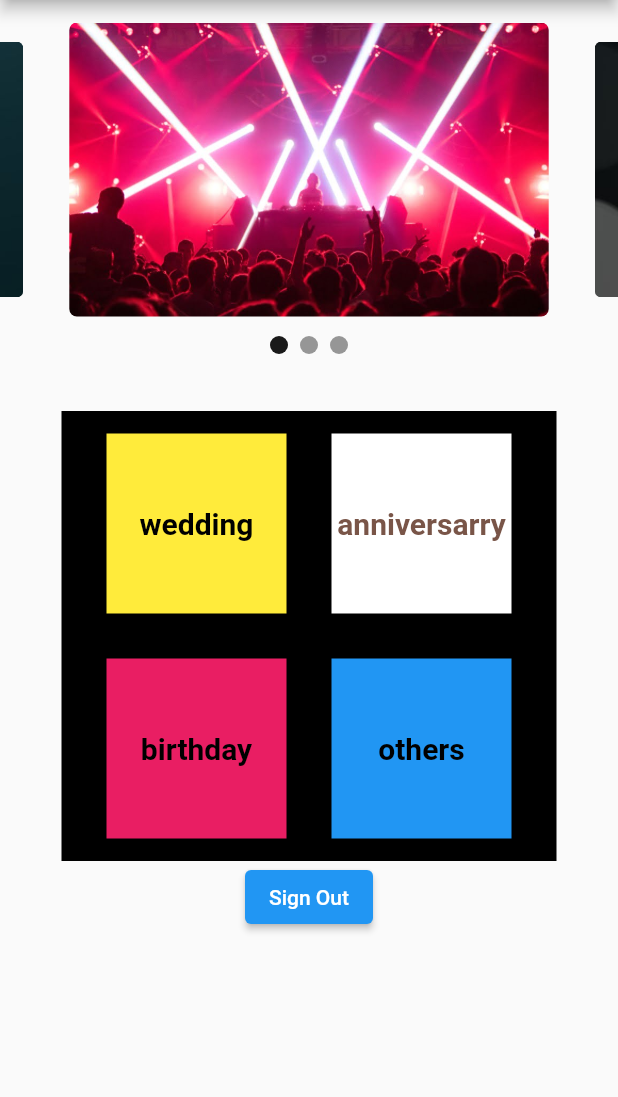
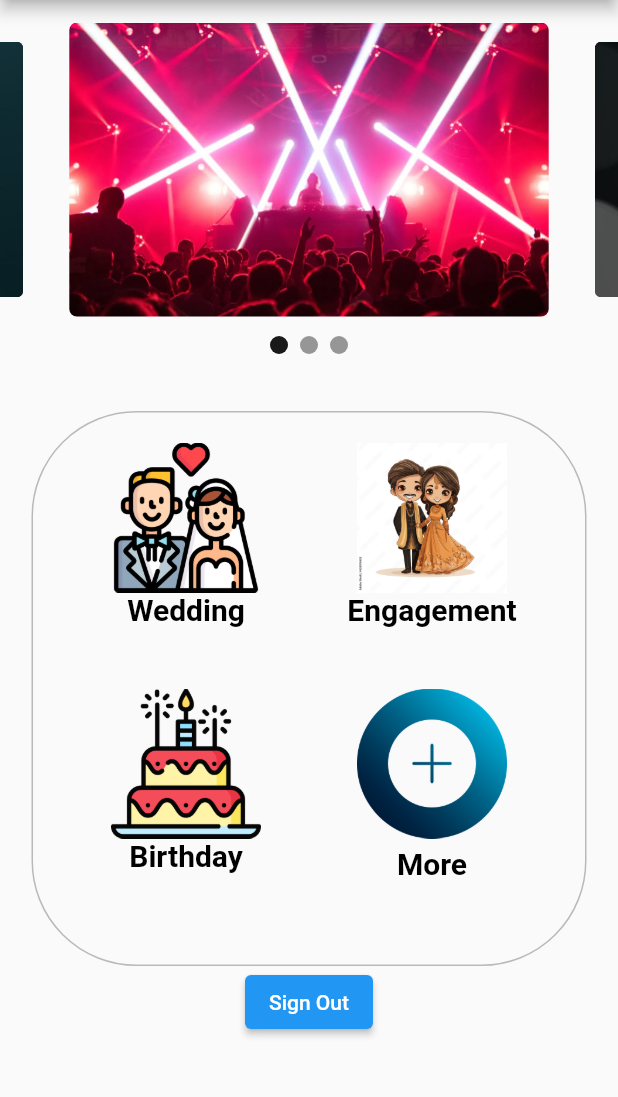
Before and after one commit to prajwalkathar/kuchdalna, a Flutter app: the HomePage screen opened directly, on a phone screen of 412 x 824 dp, the part 84-1181 px from its top. Run offline on Flutter 3.47's test engine with Material 2 defaults, Android fonts, the phone set to English and light mode, and no system bars; drawn by our look-alikes of carousel_slider; our stand-ins replace cloud_firestore, firebase_auth, firebase_core, get; accounts and stored records are empty.

Commit message:
new commit

```diff
--- a/lib/pages/home_page.dart
+++ b/lib/pages/home_page.dart
@@ -1,9 +1,9 @@
 import 'package:carousel_slider/carousel_slider.dart';
 import 'package:event_planner/pages/ImageView.dart';
-import 'package:event_planner/pages/event_profile.dart';
+//import 'package:event_planner/pages/event_profile.dart';
+import 'package:event_planner/pages/venue_page.dart';
 import 'package:firebase_auth/firebase_auth.dart';
 import 'package:flutter/material.dart';
-import 'package:get/get.dart';
 
 class HomePage extends StatefulWidget {
   const HomePage({super.key});
@@ -153,109 +153,148 @@ class _HomePageState extends State<HomePage> {
                 );
               }).toList(),
             ),
-            SizedBox(
+            const SizedBox(
               height: 30,
             ),
+
             Container(
-              width: 330,
-              height: 300,
-              color: Colors.black,
-              child: Center(
-                child: Wrap(
-                  spacing: 30,
-                  runSpacing: 30,
+              height: 370,
+              width: 370,
+              decoration: BoxDecoration(
+                border: Border.all(color: Colors.black26),
+                borderRadius: BorderRadius.circular(70),
+              ),
+              //  color: Colors.black12,
+              child: GridView.count(
+                padding: EdgeInsets.all(20),
+                crossAxisCount: 2,
                 children: [
                   InkWell(
                     child: Container(
-                        height: 120,
-                        width: 120,
-                        color: Colors.yellow,
-                        child: const Center(
-                            child: Text(
-                          'wedding',
+                      decoration: const BoxDecoration(),
+                      child: Column(
+                        children: [
+                          Container(
+                            height: 100,
+                            width: 100,
+                            decoration: const BoxDecoration(
+                              //    boxShadow: [BoxShadow(color: Colors.black12)],
+                              image: DecorationImage(
+                                image: AssetImage("assets/wedding.png"),
+                              ),
+                            ),
+                          ),
+                          const Text(
+                            "Wedding",
                             style: TextStyle(
                                 color: Colors.black,
                                 fontSize: 20,
                                 fontWeight: FontWeight.bold),
-                        )),
+                          )
+                        ],
+                      ),
                     ),
                     onTap: () {
-                        print('wedding');
                       Navigator.of(context).push(
                         MaterialPageRoute(
-                              builder: (context) => const Eventprofile()),
+                            builder: (context) => const Venuepage()),
                       );
                     },
                   ),
                   InkWell(
                     child: Container(
-                        height: 120,
-                        width: 120,
-                        color: Colors.white,
-                        child: const Center(
-                            child: Text(
-                          'anniversarry',
+                      child: Column(
+                        children: [
+                          Container(
+                            height: 100,
+                            width: 100,
+                            decoration: const BoxDecoration(
+                              image: DecorationImage(
+                                image: AssetImage("assets/engagement.jpg"),
+                              ),
+                            ),
+                          ),
+                          const Text(
+                            "Engagement",
                             style: TextStyle(
-                              color: Colors.brown,
+                                color: Colors.black,
                                 fontSize: 20,
                                 fontWeight: FontWeight.bold),
-                        )),
+                          )
+                        ],
+                      ),
                     ),
                     onTap: () {
-                        print('anniversarry');
                       Navigator.of(context).push(
                         MaterialPageRoute(
-                              builder: (context) => const Eventprofile()),
+                            builder: (context) => const Venuepage()),
                       );
                     },
                   ),
                   InkWell(
                     child: Container(
-                        height: 120,
-                        width: 120,
-                        color: Colors.pink,
-                        child: const Center(
-                            child: Text(
-                          'birthday',
+                      child: Column(
+                        children: [
+                          Container(
+                            height: 100,
+                            width: 100,
+                            decoration: const BoxDecoration(
+                              image: DecorationImage(
+                                image: AssetImage("assets/birthday.png"),
+                              ),
+                            ),
+                          ),
+                          const Text(
+                            "Birthday",
                             style: TextStyle(
                                 color: Colors.black,
                                 fontSize: 20,
                                 fontWeight: FontWeight.bold),
-                        )),
+                          )
+                        ],
+                      ),
                     ),
                     onTap: () {
-                        print('birthday');
                       Navigator.of(context).push(
                         MaterialPageRoute(
-                              builder: (context) => const Eventprofile()),
+                            builder: (context) => const Venuepage()),
                       );
                     },
                   ),
                   InkWell(
-                      onTap: () {
-                        print('others');
-                        Navigator.of(context).push(
-                          MaterialPageRoute(
-                              builder: (context) => const Eventprofile()),
-                        );
-                      },
                     child: Container(
-                        height: 120,
-                        width: 120,
-                        color: Colors.blue,
-                        child: const Center(
-                          child: Text(
-                            'others',
+                      child: Column(
+                        children: [
+                          Container(
+                            height: 100,
+                            width: 100,
+                            decoration: const BoxDecoration(
+                              image: DecorationImage(
+                                image: AssetImage("assets/more.png"),
+                              ),
+                            ),
+                          ),
+                          const SizedBox(
+                            height: 5,
+                          ),
+                          const Text(
+                            "More",
                             style: TextStyle(
                                 color: Colors.black,
                                 fontSize: 20,
                                 fontWeight: FontWeight.bold),
+                          )
+                        ],
                       ),
                     ),
-                      ),
+                    onTap: () {
+                      Navigator.of(context).push(
+                        MaterialPageRoute(
+                            builder: (context) => const Venuepage()),
+                      );
+                    },
                   ),
                 ],
-                ),
               ),
             ),
             //   Text(FirebaseAuth.instance.currentUser.toString()),
```
Also changed, not shown: assets/birthday.png (added), assets/engagement.jpg (added), assets/more.png (added), assets/wedding.png (added). Lines whose indentation alone changed are shown as unchanged.
